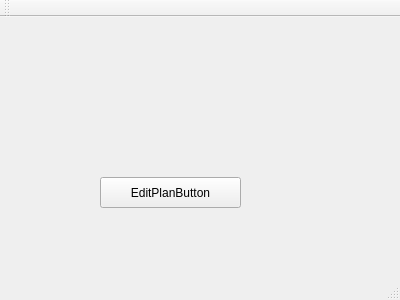
RedChiken/Calendar, file Qt_Calendar/Calendar/calendar_main.ui: the form before one commit.
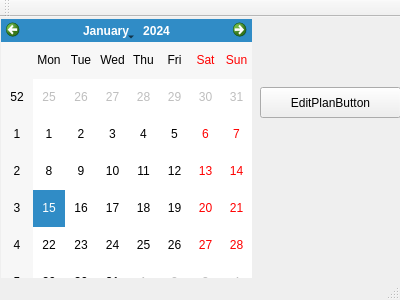
The form after the commit.

What changed in the file:
```diff
--- a/Qt_Calendar/Calendar/calendar_main.ui
+++ b/Qt_Calendar/Calendar/calendar_main.ui
@@ -17,8 +17,8 @@
    <widget class="QPushButton" name="EditPlanButton">
     <property name="geometry">
      <rect>
-      <x>100</x>
-      <y>160</y>
+      <x>260</x>
+      <y>70</y>
       <width>141</width>
       <height>31</height>
      </rect>
@@ -30,6 +30,16 @@
      <bool>false</bool>
     </property>
    </widget>
+   <widget class="QCalendarWidget" name="calendarWidget">
+    <property name="geometry">
+     <rect>
+      <x>1</x>
+      <y>2</y>
+      <width>251</width>
+      <height>281</height>
+     </rect>
+    </property>
+   </widget>
   </widget>
   <widget class="QMenuBar" name="menuBar">
    <property name="geometry">
```
